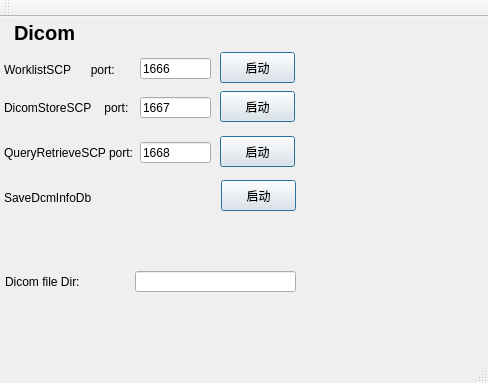
Qt form Tools/HServerManageUI/mainwindow.ui (zyq1569/HealthApp) before a commit.
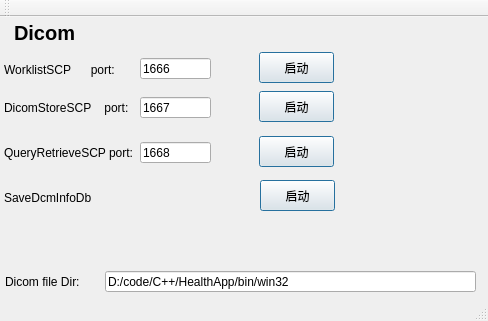
The same form after that commit.

```diff
--- a/Tools/HServerManageUI/mainwindow.ui
+++ b/Tools/HServerManageUI/mainwindow.ui
@@ -7,7 +7,7 @@
     <x>0</x>
     <y>0</y>
     <width>488</width>
-    <height>383</height>
+    <height>321</height>
    </rect>
   </property>
   <property name="windowTitle">
@@ -43,7 +43,7 @@
    <widget class="QPushButton" name="Dcm2DB">
     <property name="geometry">
      <rect>
-      <x>221</x>
+      <x>260</x>
       <y>163</y>
       <width>75</width>
       <height>31</height>
@@ -67,7 +67,7 @@
      <rect>
       <x>5</x>
       <y>255</y>
-      <width>121</width>
+      <width>91</width>
       <height>20</height>
      </rect>
     </property>
@@ -78,7 +78,7 @@
    <widget class="QPushButton" name="StoreSCP">
     <property name="geometry">
      <rect>
-      <x>220</x>
+      <x>259</x>
       <y>74</y>
       <width>75</width>
       <height>31</height>
@@ -113,7 +113,7 @@
    <widget class="QPushButton" name="WLMSCP">
     <property name="geometry">
      <rect>
-      <x>220</x>
+      <x>259</x>
       <y>35</y>
       <width>75</width>
       <height>31</height>
@@ -204,7 +204,7 @@
    <widget class="QPushButton" name="QRSCP">
     <property name="geometry">
      <rect>
-      <x>220</x>
+      <x>259</x>
       <y>119</y>
       <width>75</width>
       <height>31</height>
@@ -239,9 +239,9 @@
    <widget class="QLineEdit" name="port_qr_2">
     <property name="geometry">
      <rect>
-      <x>135</x>
+      <x>105</x>
       <y>254</y>
-      <width>161</width>
+      <width>371</width>
       <height>21</height>
      </rect>
     </property>
@@ -249,7 +249,7 @@
      <enum>Qt::LeftToRight</enum>
     </property>
     <property name="text">
-     <string/>
+     <string>D:/code/C++/HealthApp/bin/win32</string>
     </property>
    </widget>
   </widget>
```
Left out of the diff: 2 changed lines with no effect on the pictures.
